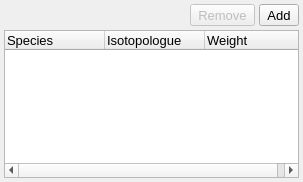
Above: src/gui/keywordwidgets/isotopologueset.ui from disorderedmaterials/dissolve before the change. Below: the same form after it.
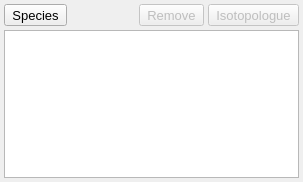
That is the form after the change. Icons and pictures are not drawn.

Commit message: Add model for IsotopologueSet and overhaul keyword widget.

What changed in the file:
```diff
--- a/src/gui/keywordwidgets/isotopologueset.ui
+++ b/src/gui/keywordwidgets/isotopologueset.ui
@@ -39,6 +39,35 @@
      <property name="spacing">
       <number>4</number>
      </property>
+     <item>
+      <widget class="QToolButton" name="AddSpeciesButton">
+       <property name="sizePolicy">
+        <sizepolicy hsizetype="Minimum" vsizetype="Fixed">
+         <horstretch>0</horstretch>
+         <verstretch>0</verstretch>
+        </sizepolicy>
+       </property>
+       <property name="toolTip">
+        <string>Add a new isotopologue reference</string>
+       </property>
+       <property name="text">
+        <string>Species</string>
+       </property>
+       <property name="icon">
+        <iconset resource="../main.qrc">
+         <normaloff>:/general/icons/general_add.svg</normaloff>:/general/icons/general_add.svg</iconset>
+       </property>
+       <property name="iconSize">
+        <size>
+         <width>16</width>
+         <height>16</height>
+        </size>
+       </property>
+       <property name="toolButtonStyle">
+        <enum>Qt::ToolButtonTextBesideIcon</enum>
+       </property>
+      </widget>
+     </item>
      <item>
       <spacer name="horizontalSpacer_2">
        <property name="orientation">
@@ -85,7 +114,10 @@
       </widget>
      </item>
      <item>
-      <widget class="QToolButton" name="AddButton">
+      <widget class="QToolButton" name="AddIsotopologueButton">
+       <property name="enabled">
+        <bool>false</bool>
+       </property>
        <property name="sizePolicy">
         <sizepolicy hsizetype="Minimum" vsizetype="Fixed">
          <horstretch>0</horstretch>
@@ -96,7 +128,7 @@
         <string>Add a new isotopologue reference</string>
        </property>
        <property name="text">
-        <string>Add</string>
+        <string>Isotopologue</string>
        </property>
        <property name="icon">
         <iconset resource="../main.qrc">
@@ -116,28 +148,13 @@
     </layout>
    </item>
    <item>
-    <widget class="QTreeWidget" name="IsotopologueTree">
+    <widget class="QTreeView" name="IsotopologueTree">
      <property name="editTriggers">
       <set>QAbstractItemView::AllEditTriggers</set>
      </property>
      <property name="selectionBehavior">
       <enum>QAbstractItemView::SelectRows</enum>
      </property>
-     <column>
-      <property name="text">
-       <string>Species</string>
-      </property>
-     </column>
-     <column>
-      <property name="text">
-       <string>Isotopologue</string>
-      </property>
-     </column>
-     <column>
-      <property name="text">
-       <string>Weight</string>
-      </property>
-     </column>
     </widget>
    </item>
   </layout>
```
Left out of the diff: 2 changed lines with no effect on the pictures. The commit also changes 8 other files.
